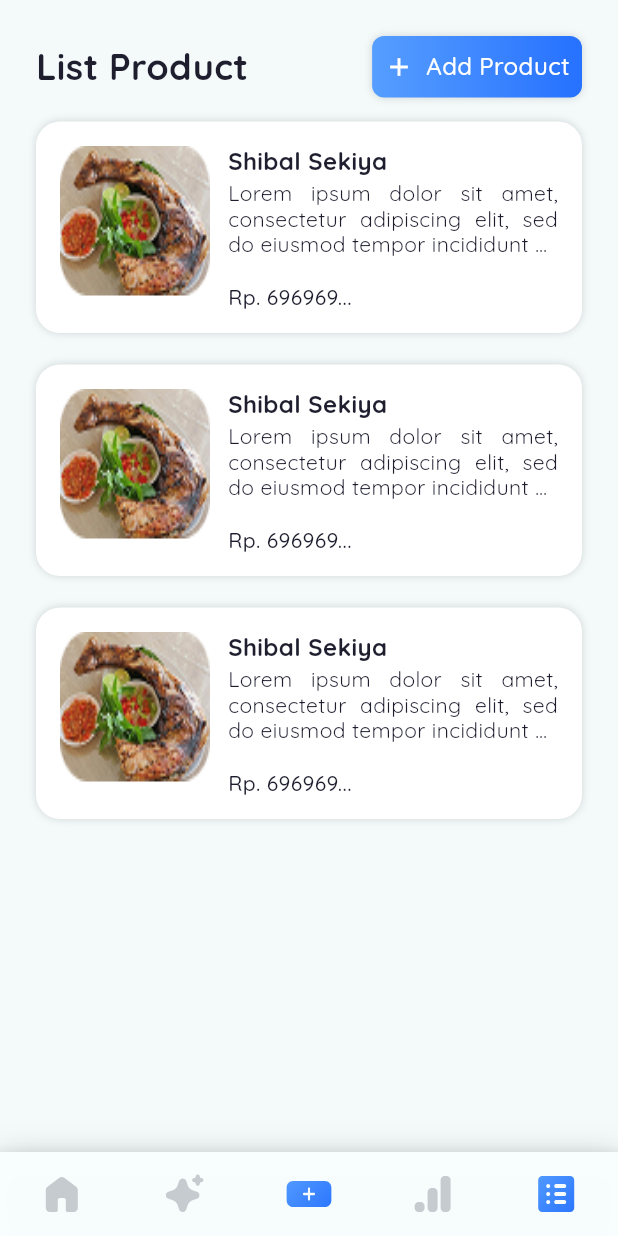
After one commit to atharianr/bizcopilot-flutter, a Flutter app: the screen it shows after launch, item 5 of the bottom bar chosen, on a phone screen of 412 x 824 dp. The commit adds this screen. Run offline on Flutter 3.47's test engine with Material 3 defaults, Android fonts, the phone set to English and light mode, and no system bars; our stand-ins replace flutter_svg, shimmer; network calls fail.

Commit message:
feat: list product screen

```diff
--- a/lib/data/api/api_service.dart
+++ b/lib/data/api/api_service.dart
@@ -38,4 +38,7 @@ class ApiServices {
       parser: (json) => ExampleResponse.fromJson(json),
     );
   }
+
+  /// Products API
+  // Future<>
 }
--- /dev/null
+++ b/lib/screen/list_product/list_product.dart
@@ -0,0 +1,178 @@
+import 'package:bizcopilot_flutter/provider/daily_reports/daily_reports_provider.dart';
+import 'package:bizcopilot_flutter/provider/daily_reports/home_widgets_provider.dart';
+import 'package:flutter/material.dart';
+import 'package:provider/provider.dart';
+
+import '../../../style/color/biz_colors.dart';
+import '../../../style/typography/biz_text_styles.dart';
+
+import '../widget/gradient_button.dart';
+
+class ListProduct extends StatefulWidget {
+  const ListProduct({super.key});
+
+  @override
+  State<ListProduct> createState() => _ListProductState();
+}
+
+class _ListProductState extends State<ListProduct> {
+    final tempData = [
+        ProductModel(title: "Shibal Sekiya",
+        description: "Lorem ipsum dolor sit amet, consectetur adipiscing elit, sed do eiusmod tempor incididunt ut labore et dolore magna aliqua. Ut enim ad minim veniam, quis nostrud exercitation ullamco laboris nisi ut aliquip ex ea commodo consequat. Duis aute irure dolor in reprehenderit in voluptate velit esse cillum dolore eu fugiat nulla pariatur. Excepteur sint occaecat cupidatat non proident, sunt in culpa qui officia deserunt mollit anim id est laborum.",
+        price: "Rp. 696969...",
+        image: "assets/images/testlistimage.png"),
+        ProductModel(title: "Shibal Sekiya",
+        description: "Lorem ipsum dolor sit amet, consectetur adipiscing elit, sed do eiusmod tempor incididunt ut labore et dolore magna aliqua. Ut enim ad minim veniam, quis nostrud exercitation ullamco laboris nisi ut aliquip ex ea commodo consequat. Duis aute irure dolor in reprehenderit in voluptate velit esse cillum dolore eu fugiat nulla pariatur. Excepteur sint occaecat cupidatat non proident, sunt in culpa qui officia deserunt mollit anim id est laborum.",
+        price: "Rp. 696969...",
+        image: "assets/images/testlistimage.png"),
+        ProductModel(title: "Shibal Sekiya",
+        description: "Lorem ipsum dolor sit amet, consectetur adipiscing elit, sed do eiusmod tempor incididunt ut labore et dolore magna aliqua. Ut enim ad minim veniam, quis nostrud exercitation ullamco laboris nisi ut aliquip ex ea commodo consequat. Duis aute irure dolor in reprehenderit in voluptate velit esse cillum dolore eu fugiat nulla pariatur. Excepteur sint occaecat cupidatat non proident, sunt in culpa qui officia deserunt mollit anim id est laborum.",
+        price: "Rp. 696969...",
+        image: "assets/images/testlistimage.png")
+    ];
+
+  @override
+  Widget build(BuildContext context) {
+    final double statusBarHeight = MediaQuery.of(context).padding.top;
+
+    return Scaffold(
+        body: Padding(
+          padding: EdgeInsets.only(top: statusBarHeight + 24, left: 24, right: 24),
+          child: Column(
+            crossAxisAlignment: CrossAxisAlignment.start,
+            children: [
+              Row(
+                mainAxisAlignment: MainAxisAlignment.spaceBetween,
+                children: [
+                  Text(
+                    "List Product",
+                    style: BizTextStyles.titleLargeBold.copyWith(
+                      color: BizColors.colorText.getColor(context),
+                      fontSize: 24,
+                    ),
+                  ),
+                  GradientButton(
+                    label: 'Add Product',
+                    icon: Icons.add,
+                    borderRadius: BorderRadiusGeometry.all(Radius.circular(8)),
+                    padding: EdgeInsetsGeometry.all(8),
+                    gradient: LinearGradient(
+                      colors: [BizColors.colorPrimary.getColor(context), BizColors.colorPrimaryDark.getColor(context)],
+                    ),
+                    boxShadow: [
+                      BoxShadow(
+                        color: const Color(0x26000000),
+                        blurRadius: 4,
+                        offset: Offset(0, 0),
+                      ),
+                    ],
+                    onPressed: () => print('Share tapped'),
+                  ),
+                ],
+              ),
+              SizedBox(height: 16),
+              Expanded(child: MediaQuery.removePadding(context: context, removeTop: true, child: _listProductView())),
+            ],
+          )
+        ),
+    );
+  }
+
+Widget _listProductView() {
+    return ListView.builder(
+        itemCount: tempData.length,
+        itemBuilder: (context, index) {
+          double spacePadding = 21.0;
+          if (index == tempData.length - 1) {
+            spacePadding = 0.0;
+          }
+            final itemData = tempData[index];
+            return ListProductCell(product: itemData, spacePadding: spacePadding);
+        }
+    );
+  }
+}
+
+class ListProductCell extends StatelessWidget {
+    final ProductModel product;
+    final double spacePadding;
+
+    const ListProductCell({required this.product, required this.spacePadding, super.key});
+
+  @override
+  Widget build(BuildContext context) {
+    return Padding(
+        padding: EdgeInsets.only(bottom: spacePadding),
+        child: Container(
+            padding: const EdgeInsets.all(16),
+            decoration: BoxDecoration(
+              color: Colors.white,
+              borderRadius: BorderRadius.circular(16),
+              boxShadow: [
+                BoxShadow(
+                  color: const Color(0x26000000),
+                  blurRadius: 4,
+                  offset: const Offset(0, 0),
+                ),
+              ]
+            ),
+            child: Row(
+                crossAxisAlignment: CrossAxisAlignment.start,
+                children: [
+                    ClipRRect(
+                        borderRadius: BorderRadius.circular(8),
+                        child: Image.asset(
+                            product.image,
+                            width: 100,
+                            height: 100,
+                            fit: BoxFit.fill,
+                        )
+                    ),
+                    const SizedBox(width: 12),
+                    Expanded(
+                      child:
+                        Column(crossAxisAlignment: CrossAxisAlignment.start,
+                        children: [
+                          Text("${product.title}",
+                              style: BizTextStyles.titleMediumBold.copyWith(
+                                  color: BizColors.colorText.getColor(context),
+                              ),
+                          ),
+                          const SizedBox(height: 4),
+                          Text("${product.description}",
+                              overflow: TextOverflow.ellipsis,
+                              maxLines: 3,
+                              textAlign: TextAlign.justify,
+                              style: BizTextStyles.titleSmall.copyWith(
+                                  color: BizColors.colorText.getColor(context),
+                              ),
+                          ),
+                          const SizedBox(height: 18),
+                          Text("${product.price}",
+                              style: BizTextStyles.titleSmallBold.copyWith(
+                                  color: BizColors.colorText.getColor(context),
+                              ),
+                          ),
+                        ],
+                      )
+                    )
+                ],
+            ),
+        )
+    );
+  }
+}
+
+class ProductModel {
+  final String title;
+  final String description;
+  final String price;
+  final String image;
+
+  ProductModel({
+    required this.title,
+    required this.description,
+    required this.price,
+    required this.image,
+  });
+}
--- a/lib/screen/main/main_screen.dart
+++ b/lib/screen/main/main_screen.dart
@@ -1,4 +1,7 @@
+// Project Screen:
 import 'package:bizcopilot_flutter/screen/home/home_screen.dart';
+import 'package:bizcopilot_flutter/screen/list_product/list_product.dart';
+
 import 'package:flutter/material.dart';
 import 'package:flutter_svg/flutter_svg.dart';
 import 'package:provider/provider.dart';
@@ -25,7 +28,7 @@ class MainScreen extends StatelessWidget {
             _ when value.indexBottomNavBar == BottomNav.reports.index =>
               const HomeScreen(),
             _ when value.indexBottomNavBar == BottomNav.products.index =>
-              const HomeScreen(),
+              const ListProduct(),
             _ => const HomeScreen(),
           };
         },
--- /dev/null
+++ b/lib/screen/widget/gradient_button.dart
@@ -0,0 +1,62 @@
+import 'package:flutter/material.dart';
+
+class GradientButton extends StatelessWidget {
+  final VoidCallback onPressed;
+
+  final String label;
+  final IconData? icon;
+
+  final Gradient gradient;
+  final EdgeInsetsGeometry padding;
+
+  final BorderRadiusGeometry borderRadius;
+
+  final List<BoxShadow>? boxShadow;
+
+  const GradientButton({
+    Key? key,
+    required this.onPressed,
+    required this.label,
+    this.icon,
+    this.gradient = const LinearGradient(
+      colors: [Color(0xFF5C9CFF), Color(0xFF4B7BFF)],
+      begin: Alignment.topLeft,
+      end: Alignment.bottomRight,
+    ),
+    this.padding = const EdgeInsets.symmetric(horizontal: 20, vertical: 12),
+    this.borderRadius = const BorderRadius.all(Radius.circular(30)),
+    this.boxShadow,
+  }) : super(key: key);
+
+  @override
+  Widget build(BuildContext context) {
+    return GestureDetector(
+      onTap: onPressed,
+      child: Container(
+        padding: padding,
+        decoration: BoxDecoration(
+          gradient: gradient,
+          borderRadius: borderRadius,
+          boxShadow: boxShadow,
+        ),
+        child: Row(
+          mainAxisSize: MainAxisSize.min,
+          children: [
+            if (icon != null) ...[
+              Icon(icon, color: Colors.white, size: 20),
+              const SizedBox(width: 8),
+            ],
+            Text(
+              label,
+              style: const TextStyle(
+                color: Colors.white,
+                fontSize: 16,
+                fontWeight: FontWeight.w500,
+              ),
+            ),
+          ],
+        ),
+      ),
+    );
+  }
+}
--- a/lib/style/typography/biz_text_styles.dart
+++ b/lib/style/typography/biz_text_styles.dart
@@ -56,6 +56,13 @@ class BizTextStyles {
   static TextStyle titleLarge = _commonStyle.copyWith(
     fontSize: 22,
     fontWeight: FontWeight.w600,
+    height: 1.2,
+  );
+
+  /// titleMediumBold Text Style
+  static TextStyle titleMediumBold = _commonStyle.copyWith(
+    fontSize: 16,
+    fontWeight: FontWeight.w700,
     height: 1.2,
   );
 
--- a/pubspec.yaml
+++ b/pubspec.yaml
@@ -48,7 +48,7 @@ dev_dependencies:
   # activated in the `analysis_options.yaml` file located at the root of your
   # package. See that file for information about deactivating specific lint
   # rules and activating additional ones.
-  flutter_lints: ^5.0.0
+  flutter_lints: ^6.0.0
   flutter_native_splash: ^2.4.6
   flutter_launcher_icons: ^0.14.4
 
@@ -77,6 +77,7 @@ flutter:
     - assets/images/ic_nav_reports_black_32.svg
     - assets/images/ic_nav_list_black_32.svg
     - assets/images/ic_artificial_intelligence_white_12.svg
+    - assets/images/testlistimage.png
 
   # An image asset can refer to one or more resolution-specific "variants", see
   # https://flutter.dev/to/resolution-aware-images
```
Also changed, not shown: lib/provider/list_product/list_product_provider.dart (added, +31 -0 lines), assets/images/testlistimage.png (added), lib/data/model/response/product_response.dart (added), lib/screen/list_product/icon_widget/product_icon.dart (added), pubspec.lock, 67 other files.
